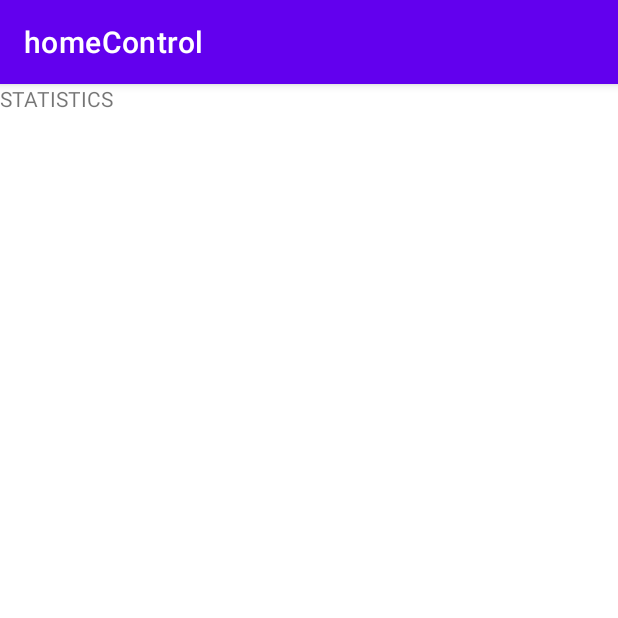
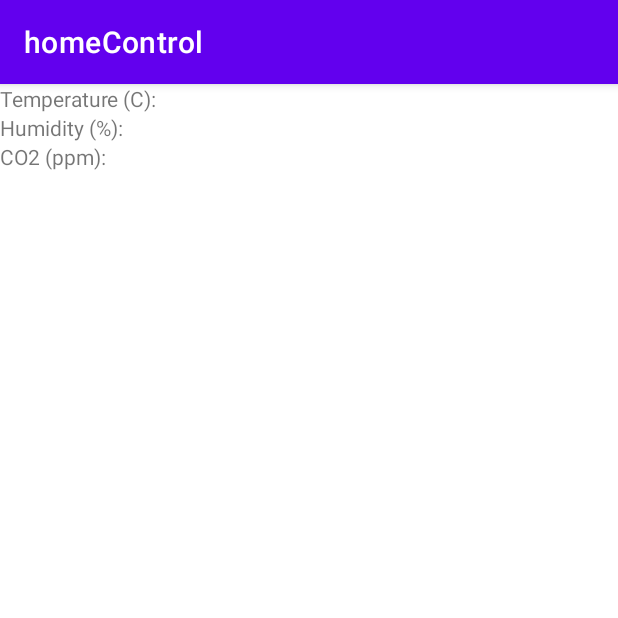
Before and after one commit to Nolven/home, an Android app: the fragment Statistics placed in its activity, on a phone screen of 412 x 824 dp, the top half of it. Run offline under Robolectric (Android 15) with nearby library versions, the phone set to English and light mode, and no system bars; our stand-ins replace Room's generated code; libraries missing offline, so code that uses them is left out: org.eclipse.paho; 1 statement that could not run was skipped.

Commit message:
Air lvls added

```diff
--- a/androidApp/app/src/main/java/com/example/homecontrole/MainActivity.kt
+++ b/androidApp/app/src/main/java/com/example/homecontrole/MainActivity.kt
@@ -9,6 +9,7 @@ import androidx.fragment.app.replace
 import com.example.homecontrole.connection.ConnectionFragment
 import com.example.homecontrole.databinding.ActivityMainBinding
 import com.example.homecontrole.led.FragmentLed
+import com.example.homecontrole.statistics.Statistics
 
 class MainActivity : AppCompatActivity() {
 
--- a/androidApp/app/src/main/java/com/example/homecontrole/MqttClient.kt
+++ b/androidApp/app/src/main/java/com/example/homecontrole/MqttClient.kt
@@ -2,14 +2,20 @@ package com.example.homecontrole
 
 import android.content.Context
 import android.util.Log
+import androidx.lifecycle.MutableLiveData
+import com.google.gson.Gson
+import com.google.gson.JsonObject
+import com.google.gson.JsonParser
 import org.eclipse.paho.android.service.MqttAndroidClient
 import org.eclipse.paho.client.mqttv3.*
+import kotlin.math.log
 
 open class MqttClient(private val context: Context) {
     lateinit var client: MqttAndroidClient
     private val logTag = "MqttClient"
     lateinit var successCb: (String, String) -> Unit
     lateinit var disconnectCb: (String) -> Unit
+    var airStats: MutableLiveData<JsonObject> = MutableLiveData()
 
     fun publish(topic: String,
                 msg: String,
@@ -34,6 +40,17 @@ open class MqttClient(private val context: Context) {
             }
 
             override fun messageArrived(topic: String?, message: MqttMessage?) {
+                Log.d(logTag, "Mqtt message receive from $topic")
+                when(topic){
+                    "air" -> {
+//                        Log.d(logTag,
+//                            JsonParser.parseString(message!!.payload.toString()).asJsonObject.toString()
+//                        )
+                        if (message != null) {
+                            airStats.value = JsonParser.parseString(String(message.payload)).asJsonObject
+                        }
+                    }
+                }
                 Log.d(logTag, "Message arrived")
             }
 
@@ -65,7 +82,7 @@ open class MqttClient(private val context: Context) {
             object : IMqttActionListener {
             override fun onSuccess(asyncActionToken: IMqttToken?) {
                 // Subscribe on success
-                client.subscribe("123", 1, null, object : IMqttActionListener {
+                client.subscribe("air", 1, null, object : IMqttActionListener {
                     override fun onSuccess(asyncActionToken: IMqttToken?) {
                         successCb(server, port)
                     }
--- a/androidApp/app/src/main/java/com/example/homecontrole/Statistics.kt
+++ /dev/null
@@ -1,59 +0,0 @@
-package com.example.homecontrole
-
-import android.os.Bundle
-import androidx.fragment.app.Fragment
-import android.view.LayoutInflater
-import android.view.View
-import android.view.ViewGroup
-
-// TODO: Rename parameter arguments, choose names that match
-// the fragment initialization parameters, e.g. ARG_ITEM_NUMBER
-private const val PARAM_KEY_IP = "param1"
-private const val ARG_PARAM2 = "param2"
-
-/**
- * A simple [Fragment] subclass.
- * Use the [Statistics.newInstance] factory method to
- * create an instance of this fragment.
- */
-class Statistics : Fragment() {
-    // TODO: Rename and change types of parameters
-    private var param1: String? = null
-    private var param2: String? = null
-
-    override fun onCreate(savedInstanceState: Bundle?) {
-        super.onCreate(savedInstanceState)
-        arguments?.let {
-            param1 = it.getString(PARAM_KEY_IP)
-            param2 = it.getString(ARG_PARAM2)
-        }
-    }
-
-    override fun onCreateView(
-        inflater: LayoutInflater, container: ViewGroup?,
-        savedInstanceState: Bundle?
-    ): View? {
-        // Inflate the layout for this fragment
-        return inflater.inflate(R.layout.fragment_statistics, container, false)
-    }
-
-    companion object {
-        /**
-         * Use this factory method to create a new instance of
-         * this fragment using the provided parameters.
-         *
-         * @param param1 Parameter 1.
-         * @param param2 Parameter 2.
-         * @return A new instance of fragment statistics.
-         */
-        // TODO: Rename and change types and number of parameters
-        @JvmStatic
-        fun newInstance(param1: String, param2: String) =
-            Statistics().apply {
-                arguments = Bundle().apply {
-                    putString(PARAM_KEY_IP, param1)
-                    putString(ARG_PARAM2, param2)
-                }
-            }
-    }
-}
--- /dev/null
+++ b/androidApp/app/src/main/java/com/example/homecontrole/statistics/Statistics.kt
@@ -0,0 +1,36 @@
+package com.example.homecontrole.statistics
+
+import android.os.Bundle
+import androidx.fragment.app.Fragment
+import android.view.LayoutInflater
+import android.view.View
+import android.view.ViewGroup
+import com.example.homecontrole.MainActivity
+import com.example.homecontrole.connection.ConnectionDatabase
+import com.example.homecontrole.connection.ConnectionRepository
+import com.example.homecontrole.connection.ConnectionViewModel
+import com.example.homecontrole.connection.ConnectionViewModelFactory
+import com.example.homecontrole.databinding.FragmentStatisticsBinding
+
+
+class Statistics : Fragment() {
+    private lateinit var model: StatisticsViewModel
+    private var _binding: FragmentStatisticsBinding? = null
+    private val binding get() = _binding!!
+
+    override fun onCreateView(
+        inflater: LayoutInflater, container: ViewGroup?,
+        savedInstanceState: Bundle?
+    ): View {
+        _binding = FragmentStatisticsBinding.inflate(inflater, container, false)
+        model = StatisticsViewModel((requireActivity() as MainActivity).mqtt)
+        model.air.observe(viewLifecycleOwner, {
+            binding.co2ValueLabel.text = it["co2"].toString()
+            binding.temperatureValueLabel.text = it["temperature"].toString()
+            binding.humidityValueLabel.text = it["humidity"].toString()
+        })
+
+        return binding.root
+    }
+
+}
--- a/androidApp/app/src/main/res/layout/fragment_statistics.xml
+++ b/androidApp/app/src/main/res/layout/fragment_statistics.xml
@@ -1,14 +1,61 @@
 <?xml version="1.0" encoding="utf-8"?>
-<FrameLayout xmlns:android="http://schemas.android.com/apk/res/android"
+<LinearLayout xmlns:android="http://schemas.android.com/apk/res/android"
     xmlns:tools="http://schemas.android.com/tools"
     android:layout_width="match_parent"
     android:layout_height="match_parent"
-    tools:context=".Statistics">
+    android:orientation="vertical"
+    tools:context=".statistics.Statistics">
 
-    <!-- TODO: Update blank fragment layout -->
-    <TextView
+
+   <LinearLayout
+       android:layout_width="match_parent"
+       android:layout_height="wrap_content"
+       android:orientation="horizontal">
+
+       <TextView
+           android:layout_width="wrap_content"
+           android:layout_height="wrap_content"
+           android:text="@string/temperature_label"
+           android:layout_marginEnd="10pt"/>
+       <TextView
+           android:id="@+id/temperature_value_label"
+           android:layout_width="wrap_content"
+           android:layout_height="wrap_content"
+           android:text=""/>
+   </LinearLayout>
+
+    <LinearLayout
         android:layout_width="match_parent"
-        android:layout_height="match_parent"
-        android:text="STATISTICS" />
+        android:layout_height="wrap_content"
+        android:orientation="horizontal">
 
-</FrameLayout>
+        <TextView
+            android:layout_width="wrap_content"
+            android:layout_height="wrap_content"
+            android:text="@string/humidity_label"
+            android:layout_marginEnd="10pt"/>
+        <TextView
+            android:id="@+id/humidity_value_label"
+            android:layout_width="wrap_content"
+            android:layout_height="wrap_content"
+            android:text=""/>
+    </LinearLayout>
+
+    <LinearLayout
+        android:layout_width="match_parent"
+        android:layout_height="wrap_content"
+        android:orientation="horizontal">
+
+        <TextView
+            android:layout_width="wrap_content"
+            android:layout_height="wrap_content"
+            android:text="@string/co2_label"
+            android:layout_marginEnd="10pt"/>
+        <TextView
+            android:id="@+id/co2_value_label"
+            android:layout_width="wrap_content"
+            android:layout_height="wrap_content"
+            android:text=""/>
+    </LinearLayout>
+
+</LinearLayout>
--- a/androidApp/app/src/main/res/values/strings.xml
+++ b/androidApp/app/src/main/res/values/strings.xml
@@ -44,6 +44,9 @@
 
     <string name="pref_key_ip">ip</string>
     <string name="pref_key_port">port</string>
+    <string name="temperature_label">Temperature (C):</string>
+    <string name="humidity_label">Humidity (%):</string>
+    <string name="co2_label">CO2 (ppm):</string>
 
     <string-array name="led_modes">
         <item>Snake</item>
```
Also changed, not shown: androidApp/app/build.gradle (+8 -7 lines), androidApp/app/src/main/java/com/example/homecontrole/statistics/StatisticsViewModel.kt (added, +27 -0 lines).
